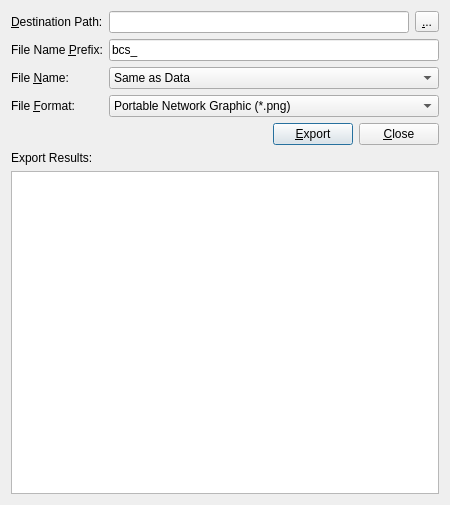
Old version of the form frontend_qt/extExport.ui in the repository zint/zint.
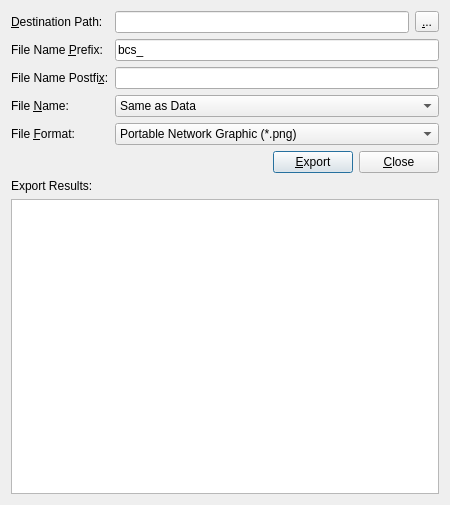
New version of the form. Icons and pictures are not drawn.

Commit message: GUI: export dialog: add postfix field for filename (#252) man page: expand --scale spiel, mention MaxiCode exceptionalism manual: make MaxiCode scale exceptionalism a bit clearer

```diff
--- a/frontend_qt/extExport.ui
+++ b/frontend_qt/extExport.ui
@@ -82,6 +82,29 @@
       </widget>
      </item>
      <item row="2" column="0">
+      <widget class="QLabel" name="lblPostfix">
+       <property name="text">
+        <string>File Name Postfi&amp;x:</string>
+       </property>
+       <property name="toolTip">
+        <string>The last part of the filenames</string>
+       </property>
+       <property name="buddy">
+        <cstring>linPostfix</cstring>
+       </property>
+      </widget>
+     </item>
+     <item row="2" column="1" colspan="2">
+      <widget class="QLineEdit" name="linPostfix">
+       <property name="toolTip">
+        <string>The last part of the filenames</string>
+       </property>
+       <property name="text">
+        <string></string>
+       </property>
+      </widget>
+     </item>
+     <item row="3" column="0">
       <widget class="QLabel" name="lblFileName">
        <property name="text">
         <string>File &amp;Name:</string>
@@ -94,7 +117,7 @@
        </property>
       </widget>
      </item>
-     <item row="2" column="1" colspan="2">
+     <item row="3" column="1" colspan="2">
       <widget class="QComboBox" name="cmbFileName">
        <property name="toolTip">
         <string>Set the naming convention used by the files</string>
@@ -111,7 +134,7 @@
        </item>
       </widget>
      </item>
-     <item row="3" column="0">
+     <item row="4" column="0">
       <widget class="QLabel" name="lblFileFormat">
        <property name="text">
         <string>File &amp;Format:</string>
@@ -124,7 +147,7 @@
        </property>
       </widget>
      </item>
-     <item row="3" column="1" colspan="2">
+     <item row="4" column="1" colspan="2">
       <widget class="QComboBox" name="cmbFileFormat">
        <property name="toolTip">
         <string>The type of file which you want to create</string>
```
The commit also changes 7 other files.
